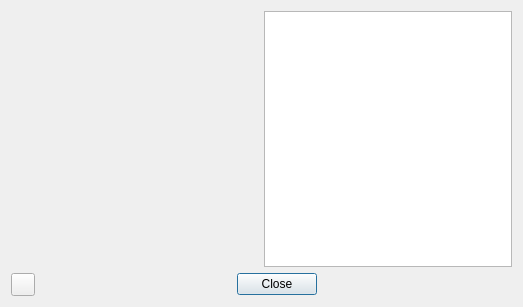
First picture: the form in Qt/lib/mainwindow/aboutbox/src/ui/aboutbox.ui, repository RinatB2017/mega_GIT, before the edit.
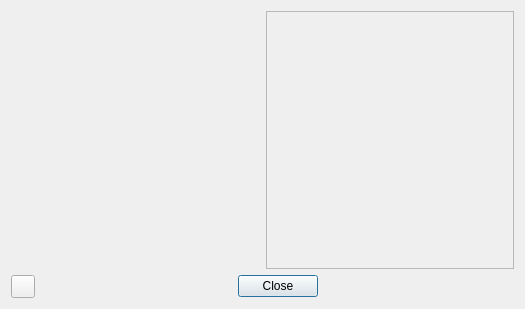
Second picture: the form after the edit. Icons and pictures are not drawn.

The edit to the form file:
```diff
--- a/Qt/lib/mainwindow/aboutbox/src/ui/aboutbox.ui
+++ b/Qt/lib/mainwindow/aboutbox/src/ui/aboutbox.ui
@@ -6,8 +6,8 @@
    <rect>
     <x>0</x>
     <y>0</y>
-    <width>523</width>
-    <height>307</height>
+    <width>525</width>
+    <height>309</height>
    </rect>
   </property>
   <property name="windowTitle">
@@ -37,16 +37,18 @@
       </widget>
      </item>
      <item>
-      <widget class="QTextEdit" name="teAbout">
-       <property name="minimumSize">
-        <size>
-         <width>247</width>
-         <height>0</height>
-        </size>
+      <widget class="QFrame" name="frame">
+       <property name="frameShape">
+        <enum>QFrame::StyledPanel</enum>
        </property>
-       <property name="readOnly">
-        <bool>true</bool>
+       <property name="frameShadow">
+        <enum>QFrame::Raised</enum>
        </property>
+       <layout class="QVBoxLayout" name="verticalLayout_3">
+        <item>
+         <widget class="QLabel" name="lbl_email"/>
+        </item>
+       </layout>
       </widget>
      </item>
     </layout>
```
